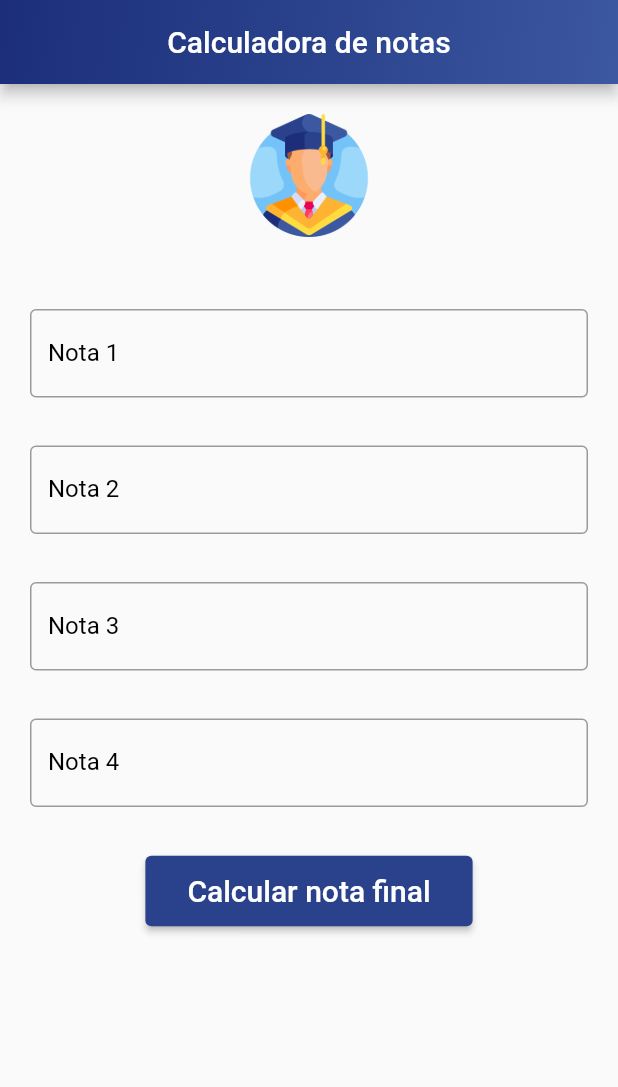
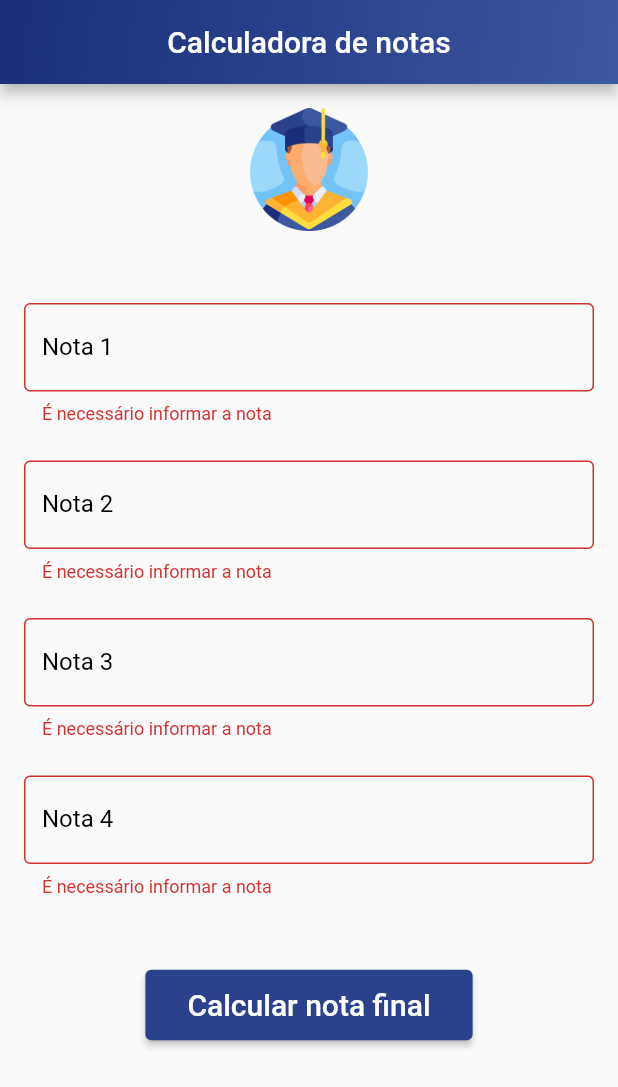
Before and after one commit to RaulDuque/trabalho-lucas-somar-notas, a Flutter app: the screen it shows after launch, after a tap on "Calcular nota final", on a phone screen of 412 x 824 dp. Shown: the top 1087 px of the screen. Run offline on Flutter 3.47's test engine with Material 2 defaults, Android fonts, the phone set to English and light mode, and no system bars.

```diff
--- a/lib/main.dart
+++ b/lib/main.dart
@@ -21,16 +21,19 @@ void main() {
 }
 
 class HomePage extends StatefulWidget {
+  const HomePage({ Key? key }): super(key: key);
+
   @override
   _HomePageState createState() => _HomePageState();
 }
 
 class _HomePageState extends State<HomePage> {
-  String infot = "";
+  final _formKey = GlobalKey<FormState>();
   TextEditingController notaAController = TextEditingController();
   TextEditingController notaBController = TextEditingController();
   TextEditingController notaCController = TextEditingController();
   TextEditingController notaDController = TextEditingController();
+  String resultadoFinal = "";
 
   @override
   Widget build(BuildContext context) {
@@ -56,7 +59,9 @@ class _HomePageState extends State<HomePage> {
         ),
       ),
       body: SingleChildScrollView(
-        padding: EdgeInsets.all(20),
+        padding: EdgeInsets.all(16),
+        child: Form(
+          key: _formKey,
           child: Column(
             children: <Widget>[
               Image.asset(
@@ -66,17 +71,17 @@ class _HomePageState extends State<HomePage> {
               ),
               SizedBox(height: 48),
 
-            buildTextFild("Nota 1", notaAController),
-            SizedBox(height: 32),
+              buildTextFormField("Nota 1", notaAController, 10),
+              SizedBox(height: 24),
 
-            buildTextFild("Nota 2", notaBController),
-            SizedBox(height: 32),
+              buildTextFormField("Nota 2", notaBController, 20),
+              SizedBox(height: 24),
 
-            buildTextFild("Nota 3", notaCController),
-            SizedBox(height: 32),
+              buildTextFormField("Nota 3", notaCController, 40),
+              SizedBox(height: 24),
 
-            buildTextFild("Nota 4", notaDController),
-            SizedBox(height: 32),
+              buildTextFormField("Nota 4", notaDController, 30),
+              SizedBox(height: 48),
 
               ElevatedButton(
                 style: ElevatedButton.styleFrom(
@@ -87,24 +92,29 @@ class _HomePageState extends State<HomePage> {
                   'Calcular nota final',
                   style: TextStyle(color: Colors.white, fontSize: 20),
                 ),
-              onPressed: somar,
+                onPressed: () {
+                  if (_formKey.currentState!.validate()) {
+                    somar();
+                  }
+                },
               ),
 
-            Padding(
-              padding: const EdgeInsets.all(8.0),
-              child: Text(
-                infot,
+              if (resultadoFinal.isNotEmpty) ...[
+                SizedBox(height: 24),
+                Text(
+                  resultadoFinal,
                   style: TextStyle(color: Colors.black, fontSize: 20),
                 ),
+              ],
+            ],
           ),
-          ],
         ),
       ),
     );
   }
 
-  Widget buildTextFild(String label, TextEditingController controller) {
-    return TextField(
+  Widget buildTextFormField(String label, TextEditingController controller, int notaMax) {
+    return TextFormField(
       decoration: InputDecoration(
         labelText: label,
         labelStyle: TextStyle(
@@ -115,6 +125,27 @@ class _HomePageState extends State<HomePage> {
       ),
       keyboardType: TextInputType.number,
       controller: controller,
+      validator: (value) {
+        if (value == null || value.isEmpty) {
+          return 'É necessário informar a nota';
+        }
+
+        double? v = double.tryParse(value);
+
+        if (v == null) {
+          return 'É necessário informar um valor numérico';
+        }
+
+        if (v < 0) {
+          return 'A nota não poder ser menor que 0';
+        }
+
+        if (v > notaMax) {
+          return 'A nota não pode ser maior que $notaMax';
+        }
+
+        return null;
+      },
     );
   }
 
@@ -126,20 +157,14 @@ class _HomePageState extends State<HomePage> {
     double total = notaA + notaB + notaC + notaD;
 
     setState(() {
-      if (total <= 100 && total > 79) {
-        infot = 'Você está no conceito A(${total.toStringAsPrecision(4)})';
-      } else if (total > 59 && total <= 79) {
-        infot = 'Você está no conceito B (${total.toStringAsPrecision(4)})';
-      } else if (total > 40 && total <= 59) {
-        infot = 'Você está no conceito C (${total.toStringAsPrecision(4)})';
-      } else if (total < 39 && total > -1) {
-        infot = 'Você está no conceito D (${total.toStringAsPrecision(4)})';
-      } else if (total > 100) {
-        infot =
-            'Os valores somados exedem o 100 (${total.toStringAsPrecision(4)})';
-      } else if (total < 0) {
-        infot =
-            'Os valores nao podem ser menores que 0 (${total.toStringAsPrecision(4)})';
+      if (total < 40) {
+        resultadoFinal = 'Você está no conceito D (${total.toStringAsPrecision(4)})';
+      } else if (total < 60) {
+        resultadoFinal = 'Você está no conceito C (${total.toStringAsPrecision(4)})';
+      } else if (total < 80) {
+        resultadoFinal = 'Você está no conceito B (${total.toStringAsPrecision(4)})';
+      } else if (total <= 100) {
+        resultadoFinal = 'Você está no conceito A(${total.toStringAsPrecision(4)})';
       }
     });
   }
```
Lines whose indentation alone changed are shown as unchanged.
